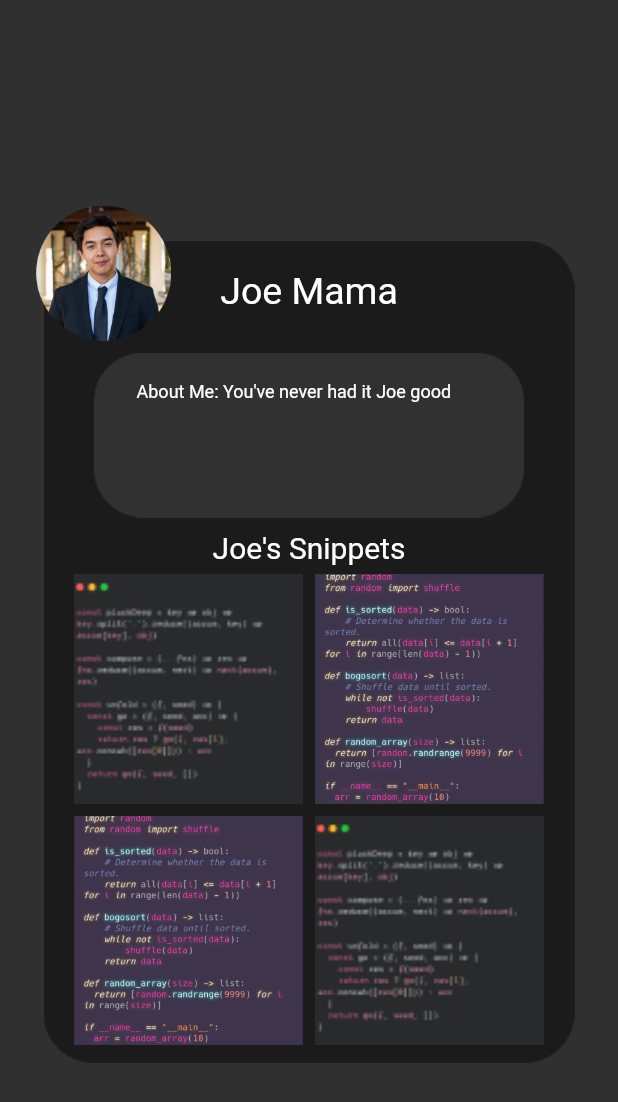
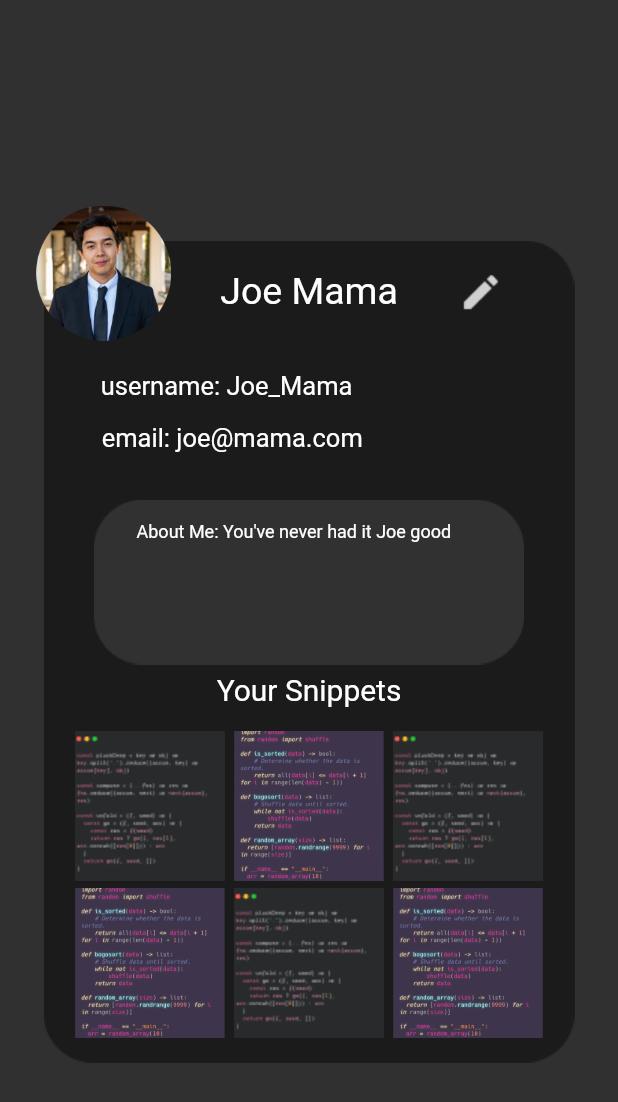
Before and after one commit to pstoebenau/large_project, a Flutter app: the screen it shows after launch, on a phone screen of 412 x 824 dp. Shown: the top 1102 px of the screen. Run offline on Flutter 3.47's test engine with Material 2 defaults, Android fonts, the light colour scheme and no system bars.

Commit message:
Finished edit page, will be adding functionality soon

```diff
--- a/app/lib/account-edit.dart
+++ b/app/lib/account-edit.dart
@@ -29,10 +29,17 @@ class AccountEditPage extends StatelessWidget {
                   Align(
                     alignment: Alignment(-.85, -1),
                     child: Container(
-                      // This is the user profile picture
-                      // This should grab the API user profile pic
                       child: Image.asset("assets/joe.png",
                           width: 90, height: 90, fit: BoxFit.cover),
+                    ),
+                  ),
+                  Expanded(
+                    child: Align(
+                      alignment: Alignment(.6, -.85),
+                      child: Container(
+                        child: Image.asset("assets/edit.png",
+                            width: 30, height: 30, fit: BoxFit.cover),
+                      ),
                     ),
                   ),
                   Align(
@@ -44,9 +51,27 @@ class AccountEditPage extends StatelessWidget {
                       ),
                     ),
                   ),
+                  Align(
+                    alignment: Alignment(-.45, -.62),
+                    child: Container(
+                      child: Text(
+                        'username: Joe_Mama',
+                        style: TextStyle(fontSize: 17),
+                      ),
+                    ),
+                  ),
+                  Align(
+                    alignment: Alignment(-.43, -.5),
+                    child: Container(
+                      child: Text(
+                        'email: joe@mama.com',
+                        style: TextStyle(fontSize: 17),
+                      ),
+                    ),
+                  ),
                   Expanded(
                     child: Align(
-                      alignment: Alignment(0, -.6),
+                      alignment: Alignment(0, -.2),
                       child: Container(
                         child: Image.asset("assets/Rectangle 28.png",
                             width: 287, height: 110),
@@ -54,55 +79,63 @@ class AccountEditPage extends StatelessWidget {
                     ),
                   ),
                   Align(
-                    alignment: Alignment(-.1, -.6),
+                    alignment: Alignment(-.1, -.28),
                     child: Container(
                       child: Text(
-                        // This is the user description, it should
-                        // Grab from the API the user description
                         'About Me: You\'ve never had it Joe good',
                         style: TextStyle(fontSize: 12),
                       ),
                     ),
                   ),
                   Align(
-                    alignment: Alignment(0, -.25),
+                    alignment: Alignment(0, .08),
                     child: Container(
                       child: Text(
-                        'Joe\'s Snippets',
+                        'Your Snippets',
                         style: TextStyle(fontSize: 20),
                       ),
                     ),
                   ),
                   Align(
-                    alignment: Alignment(-.62, 0.1),
+                    alignment: Alignment(-.68, .4),
                     child: Container(
-                      // This should be replaced by a snippet from the user
                       child: Image.asset("assets/carbon (5) 3.png",
-                          width: 153, height: 153, fit: BoxFit.cover),
+                          width: 100, height: 100),
                     ),
                   ),
                   Align(
-                    alignment: Alignment(.62, .1),
+                    alignment: Alignment(0, .4),
                     child: Container(
-                      // User snippet here
                       child: Image.asset("assets/bogosort.png",
-                          width: 153, height: 153, fit: BoxFit.cover),
+                          width: 100, height: 100, fit: BoxFit.cover),
                     ),
                   ),
                   Align(
-                    alignment: Alignment(-.62, .82),
+                    alignment: Alignment(.68, .4),
                     child: Container(
-                      // User snippet here
-                      child: Image.asset("assets/bogosort.png",
-                          width: 153, height: 153, fit: BoxFit.cover),
+                      child: Image.asset("assets/carbon (5) 3.png",
+                          width: 100, height: 100),
                     ),
                   ),
                   Align(
-                    alignment: Alignment(.62, .82),
+                    alignment: Alignment(-.68, .82),
                     child: Container(
-                      // User snippet here
+                      child: Image.asset("assets/bogosort.png",
+                          width: 100, height: 100, fit: BoxFit.cover),
+                    ),
+                  ),
+                  Align(
+                    alignment: Alignment(0, .82),
+                    child: Container(
                       child: Image.asset("assets/carbon (5) 3.png",
-                          width: 153, height: 153, fit: BoxFit.cover),
+                          width: 100, height: 100, fit: BoxFit.cover),
+                    ),
+                  ),
+                  Align(
+                    alignment: Alignment(.68, .82),
+                    child: Container(
+                      child: Image.asset("assets/bogosort.png",
+                          width: 100, height: 100, fit: BoxFit.cover),
                     ),
                   ),
                 ],
```
